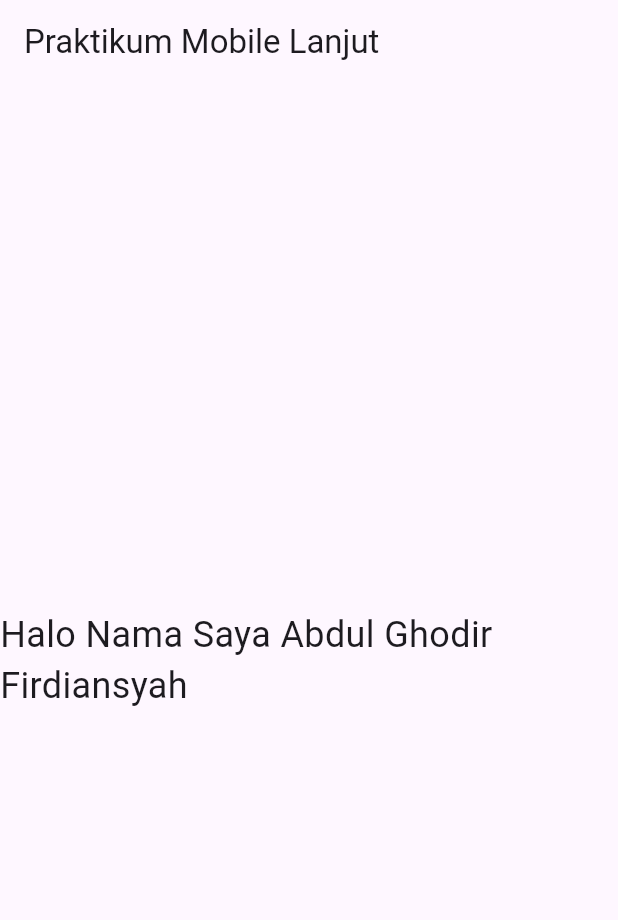
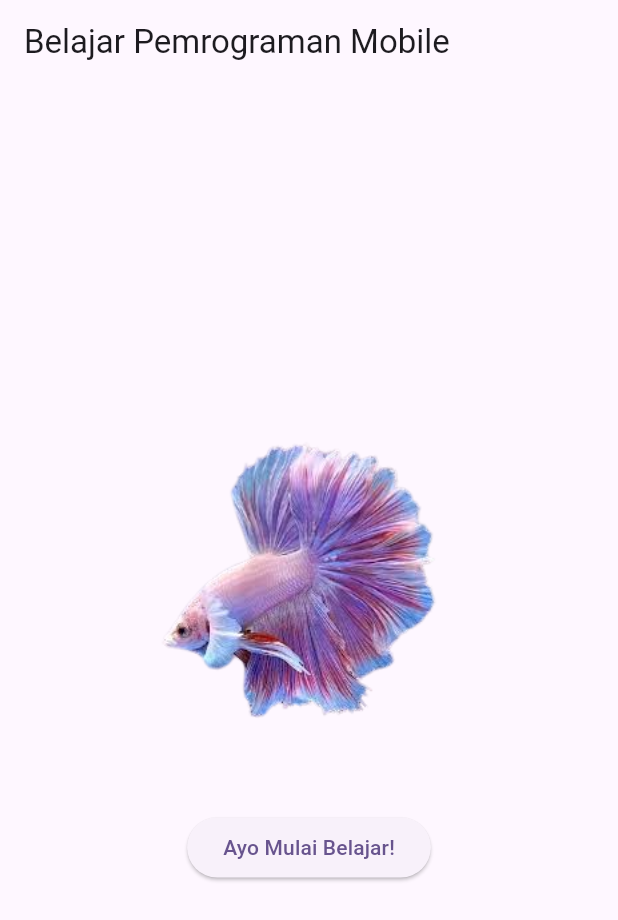
Before and after one commit to AbdulGhodir/prak-mobilelanjut-2417051054, a Flutter app: the screen it shows after launch, on a phone screen of 412 x 824 dp. Shown: the top 920 px of the screen. Run offline on Flutter 3.47's test engine with Material 3 defaults, Android fonts, the phone set to English and light mode, and no system bars.

Commit message:
Pertemuan 3: First Widget

```diff
--- /dev/null
+++ b/lib/first_widget.dart
@@ -0,0 +1,31 @@
+import 'package:flutter/material.dart';
+
+class FirstWidget extends StatelessWidget {
+  const FirstWidget({super.key});
+
+  @override
+  Widget build(BuildContext context) {
+    return Scaffold(
+      appBar: AppBar(
+        title: Text("Belajar Pemrograman Mobile"),
+      ),
+      body: Center(
+        child: Column(
+          mainAxisAlignment: MainAxisAlignment.center,
+          children: [
+            Image.asset(
+              'assets/images/cupang.png',
+              width: 200,
+              height: 200,
+            ),
+            const SizedBox(height: 50),
+            ElevatedButton(
+              onPressed: () {},
+              child: Text("Ayo Mulai Belajar!"),
+            )
+          ]
+        ),
+      ),
+    );
+  }
+}
--- a/lib/main.dart
+++ b/lib/main.dart
@@ -1,4 +1,5 @@
 import 'package:flutter/material.dart';
+import 'package:prakmola_abdul/first_widget.dart';
 
 void main() {
   runApp(const MyApp());
@@ -10,23 +11,13 @@
   @override
   Widget build(BuildContext context) {
     return MaterialApp(
-      title: 'Flutter Demo',
+      title: 'Praktikum Mola',
       theme: ThemeData(
         colorScheme: ColorScheme.fromSeed(
           seedColor: Colors.deepPurple
         )
       ),
-      home: Scaffold(
-        appBar: AppBar(
-          title: const Text('Praktikum Mobile Lanjut')
-        ),
-        body: const Center(
-          child: Text(
-            'Halo Nama Saya Abdul Ghodir Firdiansyah',
-            style: TextStyle(fontSize: 24)
-          )
-        )
-      )
+      home: const FirstWidget(),
     );
   }
 }
--- a/pubspec.yaml
+++ b/pubspec.yaml
@@ -58,7 +58,8 @@
   uses-material-design: true
 
   # To add assets to your application, add an assets section, like this:
-  # assets:
+  assets:
+      - assets/images/cupang.png
   #   - images/a_dot_burr.jpeg
   #   - images/a_dot_ham.jpeg
 
```
Also changed, not shown: lib/column_widget.dart (added, +22 -0 lines), lib/row_widget.dart (added, +21 -0 lines), assets/images/cupang.png (added).
